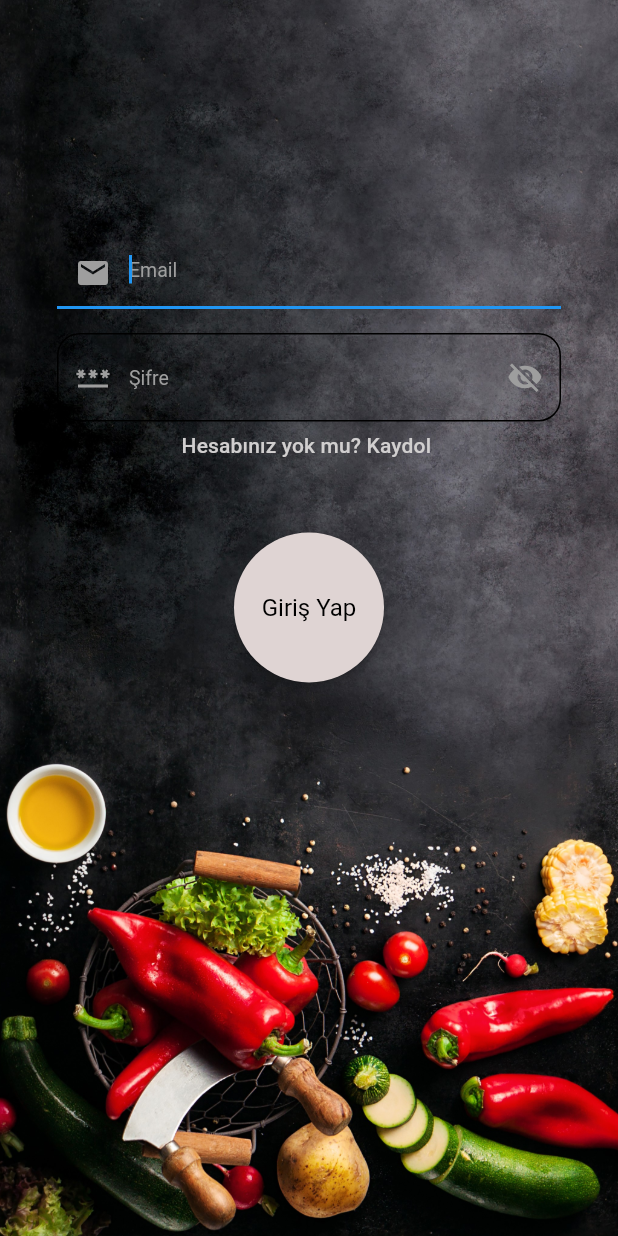
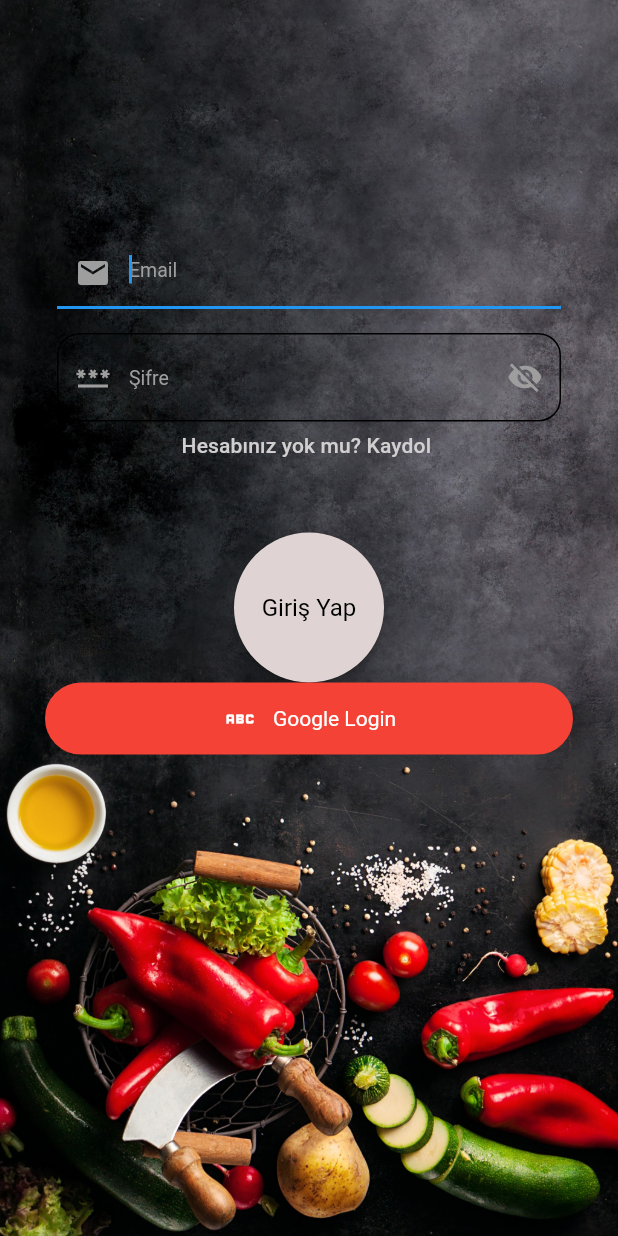
Before and after one commit to aysuyildizcaldiran/flutter_application_cookbook, a Flutter app: the screen it shows after launch, on a phone screen of 412 x 824 dp. Run offline on Flutter 3.47's test engine with Material 2 defaults, Android fonts, the light colour scheme and no system bars; our stand-ins replace cloud_firestore, firebase_auth, firebase_core, firebase_storage, google_sign_in, image_picker; accounts and stored records are empty.

Commit message:
google with login

```diff
--- a/lib/view/login.dart
+++ b/lib/view/login.dart
@@ -82,6 +82,7 @@ class _LoginState extends State<Login> {
                 ),
               ),
             ),
+            _googleButton(),
           ]),
         ),
       ),
@@ -99,6 +100,50 @@ class _LoginState extends State<Login> {
         Navigator.pushAndRemoveUntil(context, MaterialPageRoute(builder: (context) => const Home()), (route) => false);
       });
     }
+  }
+
+  InkWell _googleButton() {
+    return InkWell(
+      onTap: () => _loginWithGoogle(),
+      child: Container(
+        padding: const EdgeInsets.symmetric(vertical: 5),
+        decoration: BoxDecoration(
+            border: Border.all(color: Colors.red, width: 2),
+            color: Colors.red,
+            borderRadius: const BorderRadius.all(Radius.circular(100))),
+        child: Padding(
+          padding: const EdgeInsets.all(5.0),
+          child: _googleButtonBody(),
+        ),
+      ),
+    );
+  }
+
+  Center _googleButtonBody() {
+    return Center(
+        child: Row(
+      mainAxisAlignment: MainAxisAlignment.center,
+      children: [
+        Icon(
+          Icons.abc,
+          color: Colors.white,
+        ),
+        const SizedBox(
+          width: 10,
+        ),
+        Text(
+          "Google Login",
+          style: TextStyle(color: Colors.white),
+        ),
+      ],
+    ));
+  }
+
+  void _loginWithGoogle() {
+    _authService.signInWithGoogle().then((value) {
+      return Navigator.pushAndRemoveUntil(
+          context, MaterialPageRoute(builder: (context) => const HomePage()), (route) => false);
+    });
   }
 }
 
```
Also changed, not shown: lib/service/auth_service.dart (+11 -0 lines).
